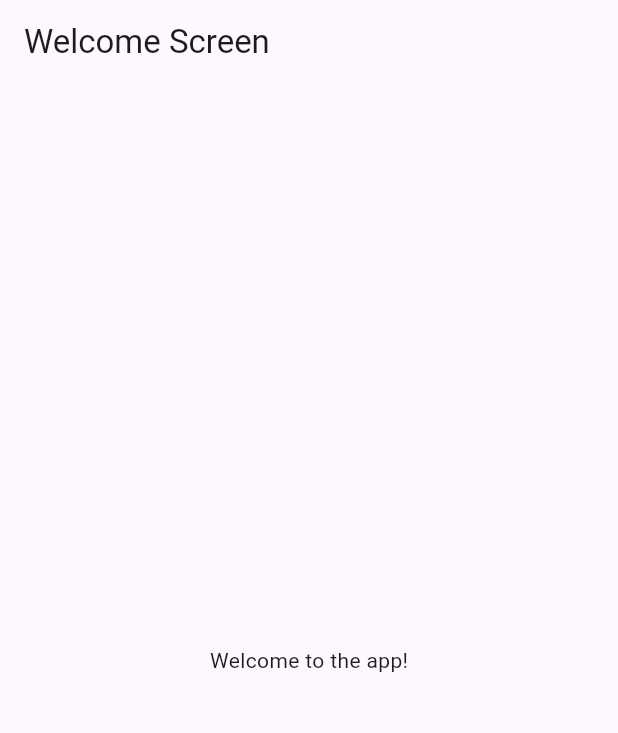
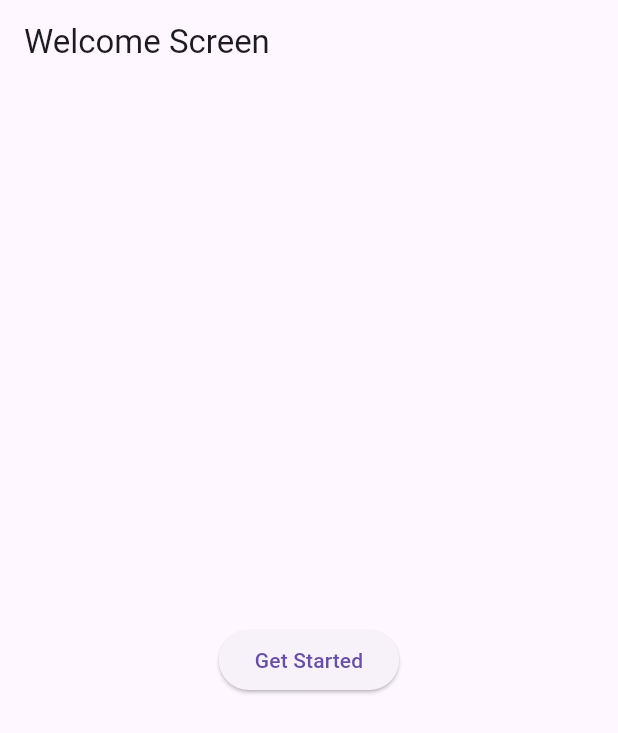
Before and after one commit to brian23ka/blah-blah-client-, a Flutter app: the screen it shows after launch, on a phone screen of 412 x 824 dp. Shown: the top 733 px of the screen. Run offline on Flutter 3.47's test engine with Material 3 defaults, Android fonts, the phone set to English and light mode, and no system bars.

Commit message:
Update WelcomeScreen to use ElevatedButton instead of Text widget

```diff
--- a/lib/screens/welcome_screen.dart
+++ b/lib/screens/welcome_screen.dart
@@ -9,8 +9,13 @@ class WelcomeScreen extends StatelessWidget {
       appBar: AppBar(
         title: const Text('Welcome Screen'),
       ),
-      body: const Center(
-        child: Text('Welcome to the app!'),
+      body: Center(
+        child: ElevatedButton(
+          child: const Text('Get Started'),
+          onPressed: () {
+            Navigator.pushNamed(context, '/role');
+          },
+        ),
       ),
     );
   }
```
